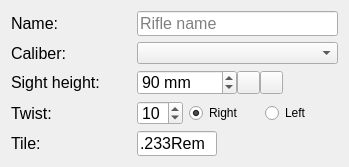
First picture: the form in ui_templates/catalog_rifle.ui, repository o-murphy/archer_ballistics_constructor, before the edit.
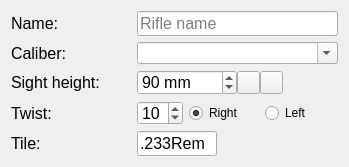
Second picture: the form after the edit. Icons and pictures are not drawn.

What changed in the file:
```diff
--- a/ui_templates/catalog_rifle.ui
+++ b/ui_templates/catalog_rifle.ui
@@ -118,6 +118,9 @@
        <verstretch>0</verstretch>
       </sizepolicy>
      </property>
+     <property name="editable">
+      <bool>true</bool>
+     </property>
     </widget>
    </item>
    <item row="2" column="0">
```
